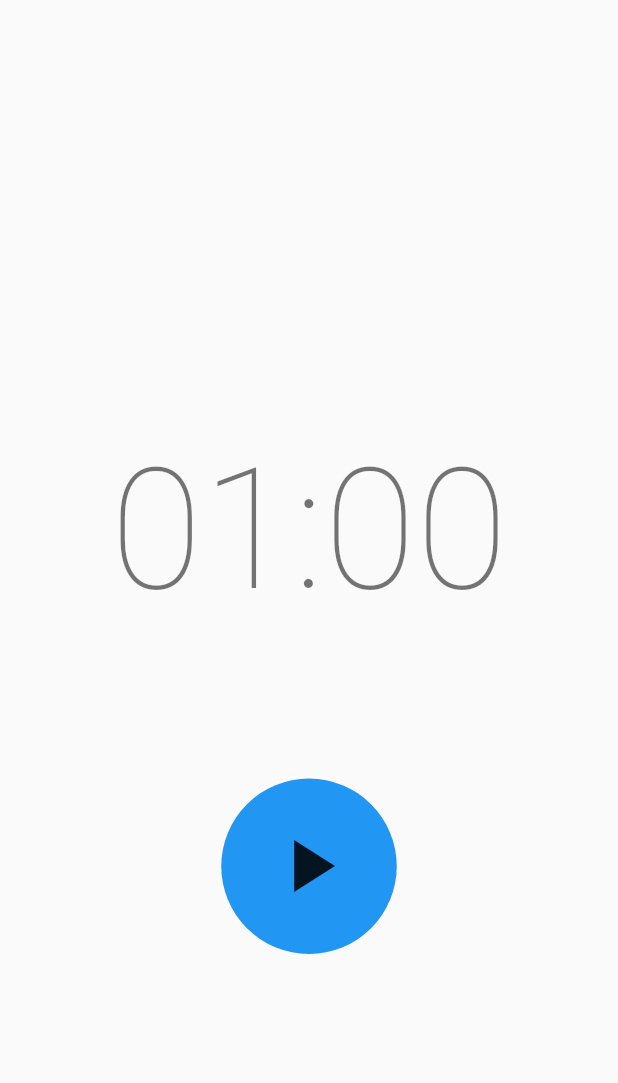
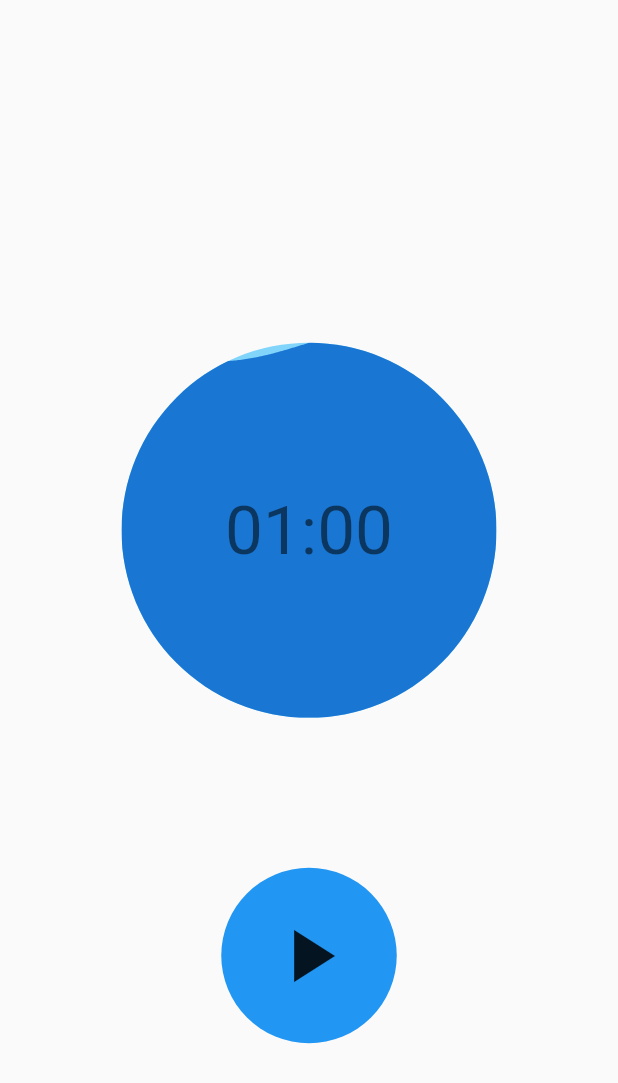
Before and after one commit to MatthieuNadeau96/flow_time_2, a Flutter app: the screen it shows after launch, on a phone screen of 412 x 824 dp. Shown: the top 1083 px of the screen. Run offline on Flutter 3.47's test engine with Material 2 defaults, Android fonts, the phone set to English and light mode, and no system bars; our stand-ins replace bloc, equatable, flutter_bloc, liquid_progress_indicator.

Commit message:
Add TimerDisplay widget to display Wave & TimerText

```diff
--- a/lib/screens/timer_screen.dart
+++ b/lib/screens/timer_screen.dart
@@ -1,5 +1,6 @@
 import 'package:flow_time_2/widgets/action_buttons.dart';
 import 'package:flow_time_2/widgets/ticker.dart';
+import 'package:flow_time_2/widgets/timer_display.dart';
 import 'package:flutter/material.dart';
 import 'package:flow_time_2/bloc/timer_bloc.dart';
 import 'package:flutter_bloc/flutter_bloc.dart';
@@ -11,7 +12,7 @@ class TimerScreen extends StatelessWidget {
   Widget build(BuildContext context) {
     return BlocProvider(
       create: (_) => TimerBloc(ticker: const Ticker()),
-      child: TimerView(),
+      child: const TimerView(),
     );
   }
 }
@@ -30,7 +31,7 @@ class TimerView extends StatelessWidget {
             children: const [
               Padding(
                 padding: EdgeInsets.symmetric(vertical: 100),
-                child: Center(child: TimerText()),
+                child: Center(child: TimerDisplay()),
               ),
               ActionButtons()
             ],
@@ -40,20 +41,3 @@ class TimerView extends StatelessWidget {
     );
   }
 }
-
-class TimerText extends StatelessWidget {
-  const TimerText({super.key});
-
-  @override
-  Widget build(BuildContext context) {
-    final duration = context.select((TimerBloc bloc) => bloc.state.duration);
-    final minutesStr =
-        ((duration / 60) % 60).floor().toString().padLeft(2, '0');
-    final secondStr = (duration % 60).floor().toString().padLeft(2, '0');
-
-    return Text(
-      '$minutesStr:$secondStr',
-      style: Theme.of(context).textTheme.headline1,
-    );
-  }
-}
--- /dev/null
+++ b/lib/widgets/timer_display.dart
@@ -0,0 +1,67 @@
+import 'package:flow_time_2/bloc/timer_bloc.dart';
+import 'package:flutter/material.dart';
+import 'package:flutter_bloc/flutter_bloc.dart';
+import 'package:liquid_progress_indicator/liquid_progress_indicator.dart';
+
+class TimerDisplay extends StatelessWidget {
+  const TimerDisplay({super.key});
+
+  @override
+  Widget build(BuildContext context) {
+    const int workDuration = 60;
+    final int duration =
+        context.select((TimerBloc bloc) => bloc.state.duration);
+    final double durationValue =
+        doubleConverter(duration.toDouble(), workDuration);
+
+    return Stack(
+      children: [
+        SizedBox(
+          height: 250,
+          width: 250,
+          child: LiquidCircularProgressIndicator(
+            value: durationValue + durationValue * 0.1,
+            backgroundColor: Colors.transparent,
+            valueColor: AlwaysStoppedAnimation(Colors.lightBlue.shade200),
+            borderColor: Colors.transparent,
+            borderWidth: 0,
+            direction: Axis.vertical,
+            center: const TimerText(),
+          ),
+        ),
+        SizedBox(
+          height: 250,
+          width: 250,
+          child: LiquidCircularProgressIndicator(
+            value: durationValue,
+            backgroundColor: Colors.transparent,
+            valueColor: AlwaysStoppedAnimation(Colors.blue.shade700),
+            borderColor: Colors.transparent,
+            borderWidth: 0,
+            direction: Axis.vertical,
+            center: const TimerText(),
+          ),
+        )
+      ],
+    );
+  }
+
+  double doubleConverter(double d, int time) => d / time;
+}
+
+class TimerText extends StatelessWidget {
+  const TimerText({super.key});
+
+  @override
+  Widget build(BuildContext context) {
+    final duration = context.select((TimerBloc bloc) => bloc.state.duration);
+    final minutesStr =
+        ((duration / 60) % 60).floor().toString().padLeft(2, '0');
+    final secondStr = (duration % 60).floor().toString().padLeft(2, '0');
+
+    return Text(
+      '$minutesStr:$secondStr',
+      style: Theme.of(context).textTheme.headline3,
+    );
+  }
+}
```
